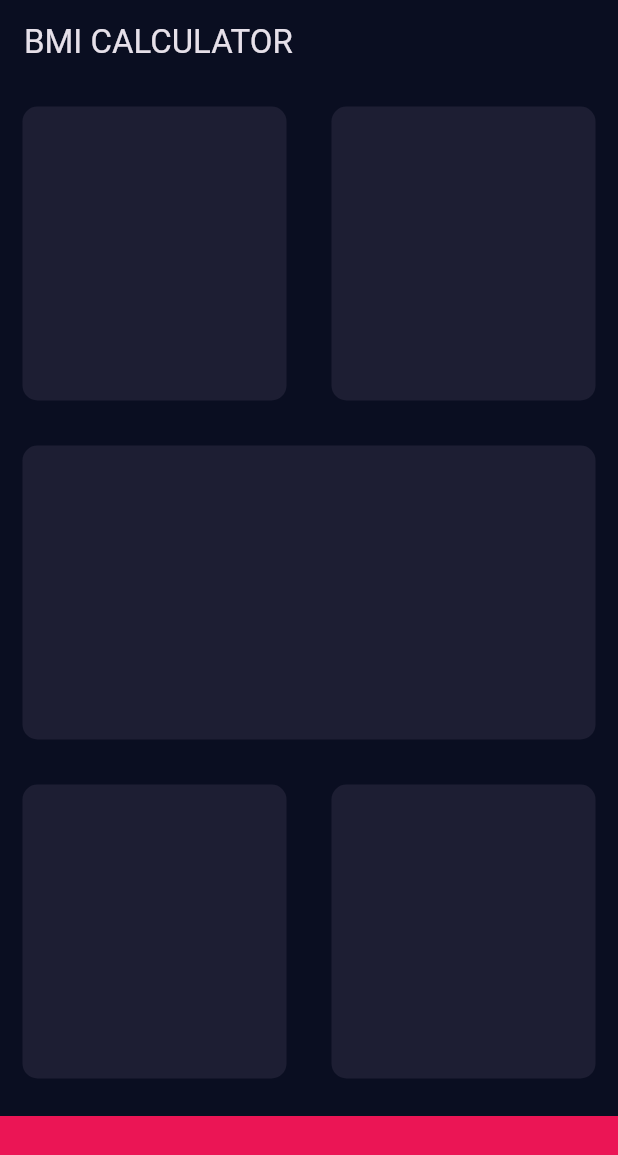
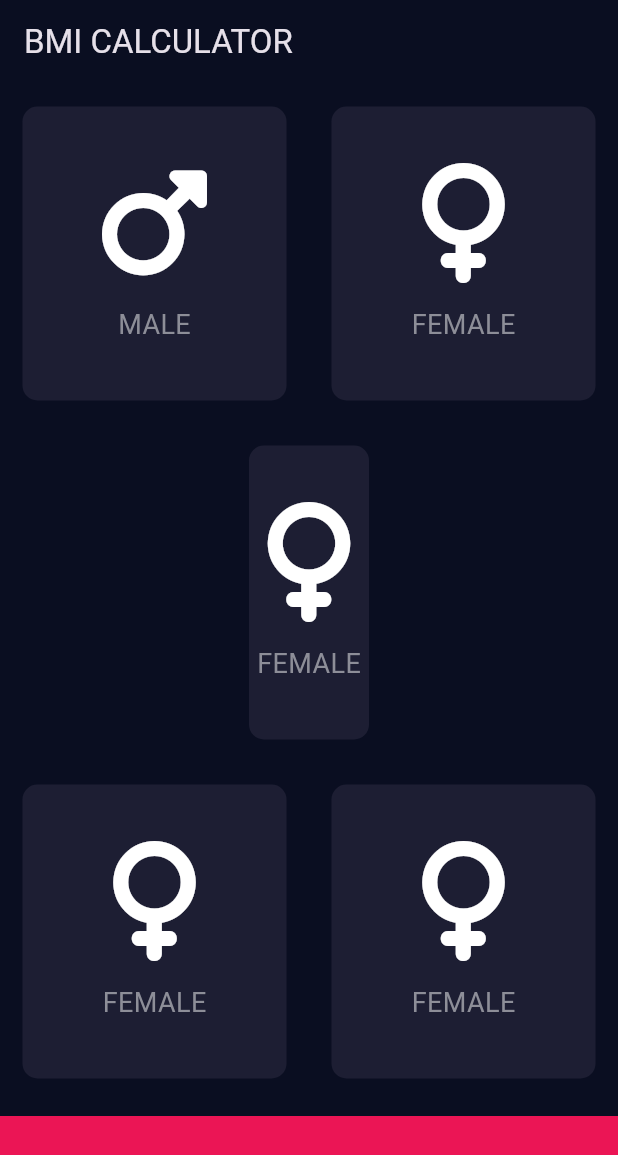
Before and after one commit to sannlwinmoe03/BMI_Calculator, a Flutter app: the screen it shows after launch, on a phone screen of 412 x 824 dp. Shown: the top 1155 px of the screen. Run offline on Flutter 3.47's test engine with Material 3 defaults, Android fonts, the phone set to English and light mode, and no system bars; our stand-ins replace font_awesome_flutter.

Commit message:
second commit

```diff
--- /dev/null
+++ b/lib/icon_content.dart
@@ -0,0 +1,32 @@
+import 'package:flutter/material.dart';
+
+const labelTextStyle = TextStyle(
+  fontSize: 18.0,
+  color: Color(0xFF8d8e98),
+);
+
+class IconContent extends StatelessWidget {
+  IconContent({required this.icons, required this.labels});
+  late final IconData icons;
+  late final String labels;
+
+  @override
+  Widget build(BuildContext context) {
+    return Column(
+      mainAxisAlignment: MainAxisAlignment.center,
+      children: [
+        Icon(
+          icons,
+          size: 80.0,
+        ),
+        SizedBox(
+          height: 15.0,
+        ),
+        Text(
+          labels,
+          style: labelTextStyle,
+        )
+      ],
+    );
+  }
+}
--- a/lib/input_page.dart
+++ b/lib/input_page.dart
@@ -1,4 +1,7 @@
 import 'package:flutter/material.dart';
+import 'package:font_awesome_flutter/font_awesome_flutter.dart';
+import 'icon_content.dart';
+import 'reusable_card.dart';
 
 const buttonContainerHeight = 80.0;
 const activeCardColour = Color(0xFF1D1E33);
@@ -24,11 +27,19 @@ class _InputPageState extends State<InputPage> {
                 Expanded(
                   child: ReusableCard(
                     colour: activeCardColour,
+                    cardChild: IconContent(
+                      icons: FontAwesomeIcons.mars,
+                      labels: 'MALE',
+                    ),
                   ),
                 ),
                 Expanded(
                   child: ReusableCard(
                     colour: activeCardColour,
+                    cardChild: IconContent(
+                      icons: FontAwesomeIcons.venus,
+                      labels: 'FEMALE',
+                    ),
                   ),
                 ),
               ],
@@ -37,6 +48,10 @@ class _InputPageState extends State<InputPage> {
           Expanded(
             child: ReusableCard(
               colour: activeCardColour,
+              cardChild: IconContent(
+                icons: FontAwesomeIcons.venus,
+                labels: 'FEMALE',
+              ),
             ),
           ),
           Expanded(
@@ -45,11 +60,19 @@ class _InputPageState extends State<InputPage> {
                 Expanded(
                   child: ReusableCard(
                     colour: activeCardColour,
+                    cardChild: IconContent(
+                      icons: FontAwesomeIcons.venus,
+                      labels: 'FEMALE',
+                    ),
                   ),
                 ),
                 Expanded(
                   child: ReusableCard(
                     colour: activeCardColour,
+                    cardChild: IconContent(
+                      icons: FontAwesomeIcons.venus,
+                      labels: 'FEMALE',
+                    ),
                   ),
                 ),
               ],
@@ -66,18 +89,3 @@ class _InputPageState extends State<InputPage> {
     );
   }
 }
-
-class ReusableCard extends StatelessWidget {
-  ReusableCard({required this.colour});
-  Color colour;
-  @override
-  Widget build(BuildContext context) {
-    return Container(
-      margin: EdgeInsets.all(15.0),
-      decoration: BoxDecoration(
-        color: colour,
-        borderRadius: BorderRadius.circular(10.0),
-      ),
-    );
-  }
-}
--- /dev/null
+++ b/lib/reusable_card.dart
@@ -0,0 +1,18 @@
+import 'package:flutter/material.dart';
+
+class ReusableCard extends StatelessWidget {
+  ReusableCard({required this.colour, required this.cardChild});
+  final Color colour;
+  final Widget cardChild;
+  @override
+  Widget build(BuildContext context) {
+    return Container(
+      child: cardChild,
+      margin: EdgeInsets.all(15.0),
+      decoration: BoxDecoration(
+        color: colour,
+        borderRadius: BorderRadius.circular(10.0),
+      ),
+    );
+  }
+}
--- a/pubspec.yaml
+++ b/pubspec.yaml
@@ -35,6 +35,7 @@ dependencies:
   # The following adds the Cupertino Icons font to your application.
   # Use with the CupertinoIcons class for iOS style icons.
   cupertino_icons: ^1.0.8
+  font_awesome_flutter: ^10.8.0
 
 dev_dependencies:
   flutter_test:
```
Also changed, not shown: pubspec.lock.
